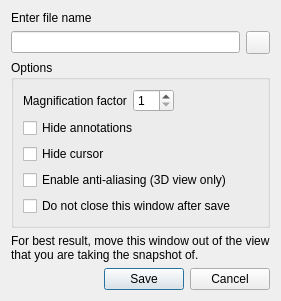
Qt form freeview/DialogSaveScreenshot.ui (freesurfer/freesurfer) before a commit.
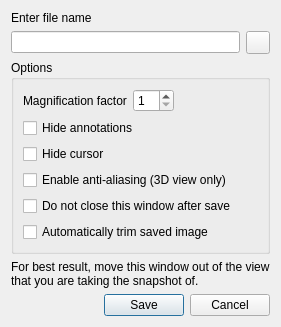
The same form after that commit. Icons and pictures are not drawn.

Commit message: Added option to save trimmed screenshot (linux only)

```diff
--- a/freeview/DialogSaveScreenshot.ui
+++ b/freeview/DialogSaveScreenshot.ui
@@ -7,7 +7,7 @@
     <x>0</x>
     <y>0</y>
     <width>366</width>
-    <height>322</height>
+    <height>313</height>
    </rect>
   </property>
   <property name="windowTitle">
@@ -114,6 +114,13 @@
         </property>
        </widget>
       </item>
+      <item>
+       <widget class="QCheckBox" name="checkBoxAutoTrim">
+        <property name="text">
+         <string>Automatically trim saved image</string>
+        </property>
+       </widget>
+      </item>
      </layout>
     </widget>
    </item>
```
The commit also changes 5 other files.
